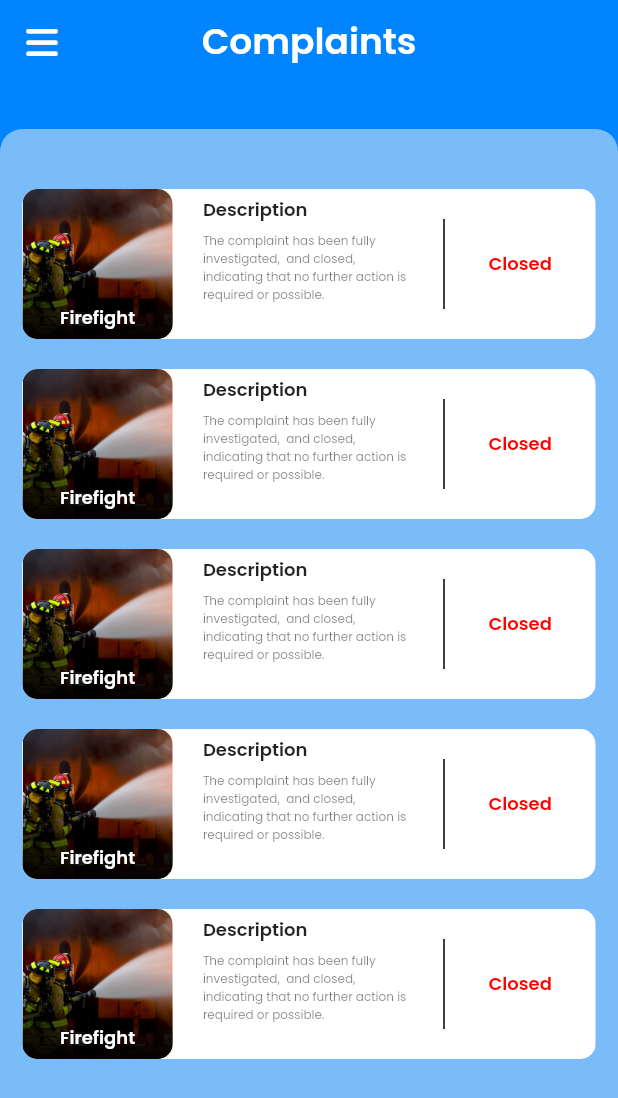
After one commit to muuminbaargeele/graduation, a Flutter app: the ComplaintsScreen screen opened directly, on a phone screen of 412 x 824 dp. The commit adds this screen. Shown: the top 1098 px of the screen. Run offline on Flutter 3.47's test engine with Material 2 defaults, Android fonts, the phone set to English and light mode, and no system bars; our stand-ins replace flutter_easyloading, font_awesome_flutter, geocoding, geolocator, google_fonts, permission_handler and 1 more; missing offline and left inert: country_flags.

Commit message:
Complaints page added

```diff
--- /dev/null
+++ b/lib/screens/complaints.dart
@@ -0,0 +1,121 @@
+import 'dart:io';
+
+import 'package:flutter/cupertino.dart';
+import 'package:flutter/material.dart';
+import 'package:font_awesome_flutter/font_awesome_flutter.dart';
+import '../widgets/drawer.dart';
+import '../widgets/listbox.dart';
+
+class ComplaintsScreen extends StatelessWidget {
+  const ComplaintsScreen({super.key});
+
+  showAlertDialog(BuildContext context) {
+    // set up the AlertDialog
+    AlertDialog alert = AlertDialog(
+      backgroundColor: Colors.transparent,
+      contentPadding: EdgeInsets.all(0),
+      elevation: 0,
+      // title: Text("Checking"),
+      content: Container(
+        height: 210,
+        width: 400,
+        decoration: BoxDecoration(
+          color: Colors.white,
+          borderRadius: BorderRadius.circular(10),
+        ),
+        child: Center(
+          child: (Platform.isIOS)
+              ? CupertinoActivityIndicator(
+                  radius: 20,
+                )
+              : SizedBox(
+                  height: 50,
+                  width: 50,
+                  child: CircularProgressIndicator(),
+                ),
+        ),
+      ),
+    );
+
+    // show the dialog
+    showDialog(
+      context: context,
+      builder: (BuildContext context) {
+        return alert;
+      },
+    );
+  }
+
+  @override
+  Widget build(BuildContext context) {
+    return Scaffold(
+      appBar: AppBar(
+        backgroundColor: Color(0xff0084FF),
+        elevation: 0,
+        title: Text(
+          "Complaints",
+          style: TextStyle(
+            fontSize: 24,
+            fontWeight: FontWeight.w600,
+          ),
+        ),
+        centerTitle: true,
+        leading: Builder(builder: (context) {
+          return IconButton(
+            icon: FaIcon(
+              FontAwesomeIcons.bars,
+              color: Colors.white,
+            ), // Custom drawer icon
+            onPressed: () {
+              Scaffold.of(context).openDrawer(); // Open drawer on icon press
+            },
+          );
+        }),
+      ),
+      drawer: DrawerWidgit(
+        selectedbutton: "complaints",
+      ),
+      body: Column(
+        children: [
+          Stack(
+            alignment: Alignment.bottomCenter,
+            children: [
+              Container(
+                height: 70,
+                width: double.infinity,
+                color: Color(0xff0084FF),
+              ),
+              Container(
+                height: 40,
+                width: double.infinity,
+                decoration: BoxDecoration(
+                    color: Color(0xff7ABCFA),
+                    borderRadius: BorderRadius.only(
+                        topLeft: Radius.circular(15),
+                        topRight: Radius.circular(15))),
+              )
+            ],
+          ),
+          Expanded(
+            child: ListView.builder(
+              itemCount: 5,
+              itemBuilder: (context, index) => Padding(
+                padding: const EdgeInsets.fromLTRB(15, 0, 15, 20),
+                child: ListBox(
+                  title: "Firefight",
+                  text:
+                      "The complaint has been fully investigated,  and closed,  indicating that no further action is required or possible.",
+                  image: "assets/images/Firefight.jpg",
+                  status: "Closed",
+                  ontap: () {
+                    showAlertDialog(context);
+                  },
+                ),
+              ),
+            ),
+          )
+        ],
+      ),
+    );
+  }
+}
--- /dev/null
+++ b/lib/widgets/custombox.dart
@@ -0,0 +1,72 @@
+import 'package:flutter/material.dart';
+
+class CustomBox extends StatelessWidget {
+  const CustomBox({
+    super.key,
+    required this.images,
+    required this.text,
+  });
+
+  final String images;
+  final String text;
+
+  @override
+  Widget build(BuildContext context) {
+    return Stack(
+      children: [
+        Positioned.fill(
+          child: Container(
+            decoration: BoxDecoration(
+              color: Colors.white,
+              borderRadius: BorderRadius.circular(10.0),
+              image:
+                  DecorationImage(image: AssetImage(images), fit: BoxFit.cover),
+            ),
+          ),
+        ),
+        Positioned(
+          bottom: 0,
+          left: 0,
+          right: 0,
+          child: Container(
+            height: 60,
+            decoration: BoxDecoration(
+              borderRadius: BorderRadius.only(
+                  bottomLeft: Radius.circular(10),
+                  bottomRight: Radius.circular(10)),
+              boxShadow: [
+                BoxShadow(
+                  color: Colors.transparent,
+                  blurRadius: 4,
+                ),
+              ],
+              gradient: LinearGradient(
+                begin: Alignment.bottomCenter,
+                end: Alignment.topCenter,
+                colors: [
+                  Colors.black,
+                  Colors.transparent,
+                ],
+              ),
+            ),
+            child: Padding(
+              padding: const EdgeInsets.fromLTRB(0, 0, 0, 5),
+              child: Align(
+                alignment: Alignment.bottomCenter,
+                child: Text(
+                  text,
+                  style: TextStyle(
+                    fontSize: 12,
+                    fontWeight: FontWeight.w600,
+                    color: Colors.white,
+                  ),
+                  textAlign: TextAlign.center,
+                ),
+              ),
+            ),
+          ),
+        ),
+      ],
+    );
+  }
+}
--- a/lib/widgets/drawer.dart
+++ b/lib/widgets/drawer.dart
@@ -1,5 +1,6 @@
 import 'package:flutter/material.dart';
 import 'package:font_awesome_flutter/font_awesome_flutter.dart';
+import 'package:graduation/screens/complaints.dart';
 import 'package:graduation/screens/profile.dart';
 
 import '../screens/home.dart';
@@ -102,6 +103,23 @@ class DrawerWidgit extends StatelessWidget {
                 height: 20,
               ),
               SelectButton(
+                text: "Complaints",
+                backgroundColor: (selectedbutton == "complaints")
+                    ? Color(0xff0084FF)
+                    : Colors.white,
+                icon: Icons.folder_copy_rounded,
+                ontap: () {
+                  Navigator.push(
+                      context, MaterialPageRoute(builder: (_) => ComplaintsScreen()));
+                },
+                padding: (selectedbutton == "complaints") ? 10 : 0,
+                selectedColor:
+                    (selectedbutton == "complaints") ? Colors.white : Colors.black,
+              ),
+              SizedBox(
+                height: 20,
+              ),
+              SelectButton(
                 text: "Profile",
                 backgroundColor: (selectedbutton == "profile")
                     ? Color(0xff0084FF)
--- /dev/null
+++ b/lib/widgets/listbox.dart
@@ -0,0 +1,88 @@
+import 'package:flutter/material.dart';
+
+import 'custombox.dart';
+
+class ListBox extends StatelessWidget {
+  const ListBox({
+    super.key,
+    required this.title,
+    required this.text,
+    required this.image,
+    required this.status,
+    required this.ontap,
+  });
+
+  final String title;
+  final String text;
+  final String image;
+  final String status;
+  final Function() ontap;
+
+  @override
+  Widget build(BuildContext context) {
+    return Material(
+      color: Colors.white,
+      borderRadius: BorderRadius.circular(10),
+      child: InkWell(
+        onTap: ontap,
+        borderRadius: BorderRadius.circular(10),
+        child: Container(
+          height: 100,
+          child: Row(
+            mainAxisAlignment: MainAxisAlignment.spaceBetween,
+            children: [
+              SizedBox(
+                height: 100,
+                width: 100,
+                child: CustomBox(
+                  text: title,
+                  images: image,
+                ),
+              ),
+              Column(
+                crossAxisAlignment: CrossAxisAlignment.start,
+                children: [
+                  Padding(
+                    padding: const EdgeInsets.symmetric(vertical: 5),
+                    child: Text(
+                      "Description",
+                      style:
+                          TextStyle(fontSize: 12, fontWeight: FontWeight.w600),
+                    ),
+                  ),
+                  SizedBox(
+                      width: 140,
+                      child: Text(
+                        text,
+                        style: TextStyle(
+                            fontSize: 8,
+                            fontWeight: FontWeight.w400,
+                            color: Colors.black.withOpacity(0.5)),
+                      )),
+                ],
+              ),
+              Container(
+                height: 60,
+                width: 1,
+                color: Colors.black,
+              ),
+              SizedBox(
+                width: 60,
+                child: Text(
+                  status,
+                  style: TextStyle(
+                    fontSize: 12,
+                    fontWeight: FontWeight.w600,
+                    color: Color(0xffFF0000),
+                  ),
+                  textAlign: TextAlign.center,
+                ),
+              ),
+              SizedBox()
+            ],
+          ),
+        ),
+      ),
+    );
+  }
+}
```
